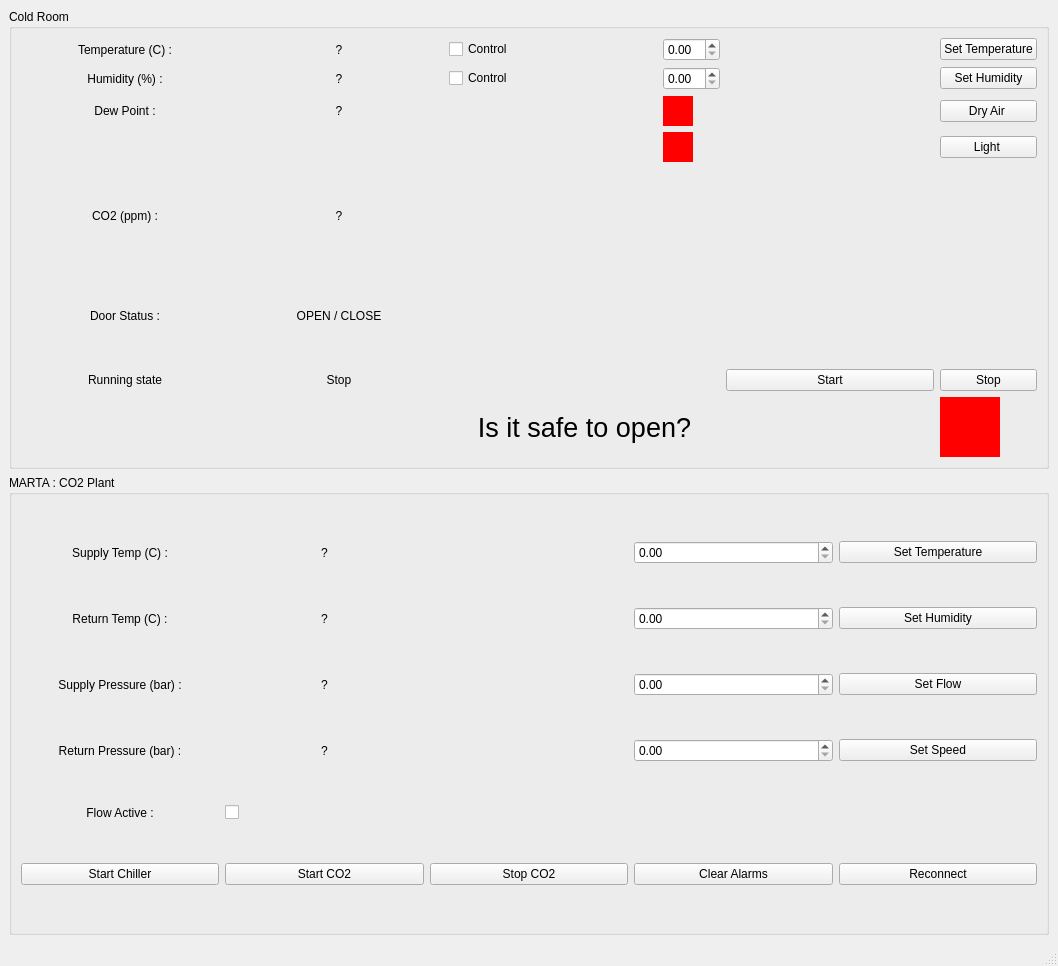
First picture: the form in MARTA_Cold_Room_TAB/marta_coldroom_tab.ui, repository pisaoutertracker/integration_mqtt_gui, before the edit.
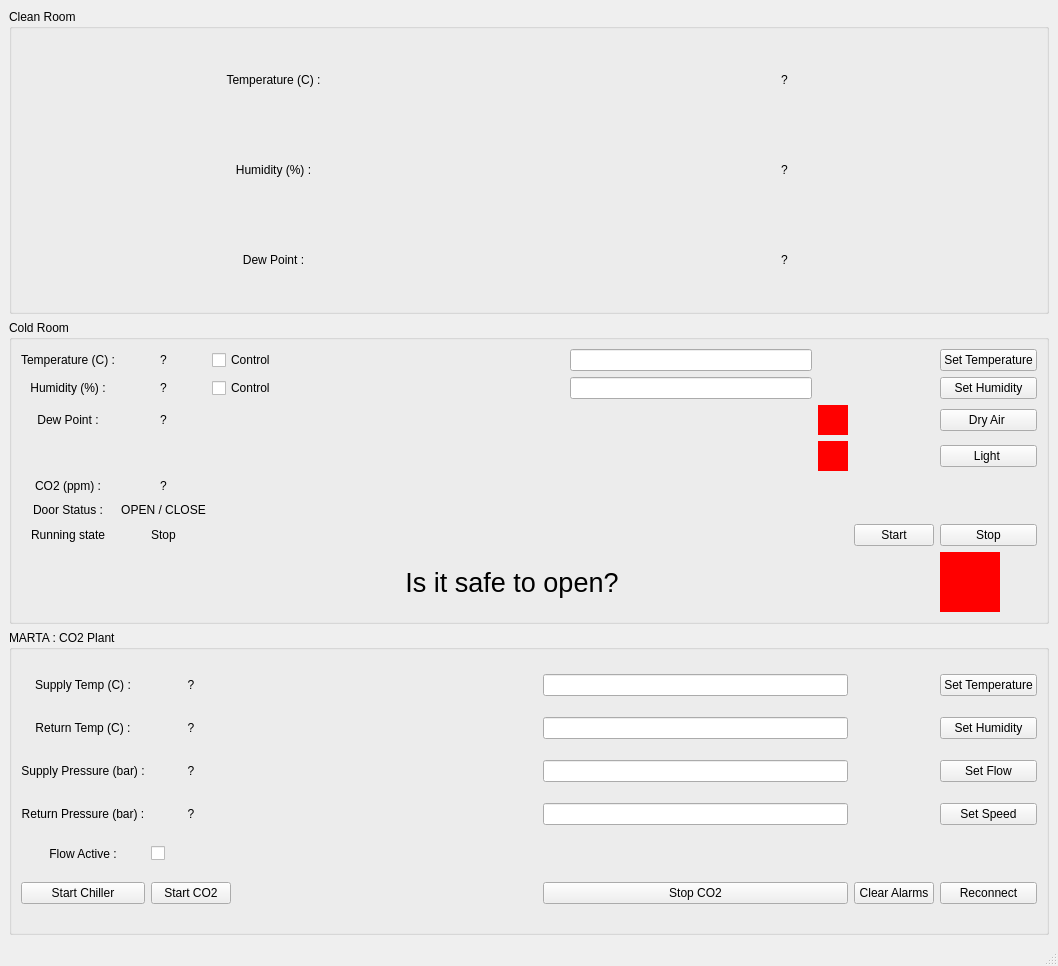
Second picture: the form after the edit.

Commit message: Added the Cleanroom Properties Also

Patch:
```diff
--- a/MARTA_Cold_Room_TAB/marta_coldroom_tab.ui
+++ b/MARTA_Cold_Room_TAB/marta_coldroom_tab.ui
@@ -16,290 +16,79 @@
   <widget class="QWidget" name="centralwidget">
    <layout class="QGridLayout" name="gridLayout_2">
     <item row="0" column="0">
-     <widget class="QGroupBox" name="groupBox_2">
+     <widget class="QGroupBox" name="groupBox">
       <property name="title">
-       <string>Cold Room</string>
+       <string>Clean Room</string>
       </property>
-      <layout class="QGridLayout" name="gridLayout">
+      <layout class="QGridLayout" name="gridLayout_5">
        <item row="0" column="0">
-        <widget class="QLabel" name="coldroom_temp_label">
-         <property name="text">
-          <string>Temperature (C) :</string>
-         </property>
-         <property name="alignment">
-          <set>Qt::AlignCenter</set>
-         </property>
-        </widget>
-       </item>
-       <item row="0" column="1">
-        <widget class="QLabel" name="coldroom_temp_value_label">
-         <property name="text">
-          <string>?</string>
-         </property>
-         <property name="alignment">
-          <set>Qt::AlignCenter</set>
-         </property>
-        </widget>
-       </item>
-       <item row="0" column="2">
-        <widget class="QCheckBox" name="coldroom_temp_ctrl_CB">
-         <property name="text">
-          <string>Control</string>
-         </property>
-         <property name="tristate">
-          <bool>false</bool>
-         </property>
-        </widget>
-       </item>
-       <item row="0" column="3">
-        <widget class="QDoubleSpinBox" name="coldroom_temp_spinbox"/>
-       </item>
-       <item row="0" column="5">
-        <widget class="QPushButton" name="coldroom_temp_set_PB">
-         <property name="text">
-          <string>Set Temperature</string>
-         </property>
-        </widget>
-       </item>
-       <item row="1" column="0">
-        <widget class="QLabel" name="coldroom_humidity_label">
-         <property name="text">
-          <string>Humidity (%) :</string>
-         </property>
-         <property name="alignment">
-          <set>Qt::AlignCenter</set>
-         </property>
-        </widget>
-       </item>
-       <item row="1" column="1">
-        <widget class="QLabel" name="coldroom_humidity_value_label">
-         <property name="text">
-          <string>?</string>
-         </property>
-         <property name="alignment">
-          <set>Qt::AlignCenter</set>
-         </property>
-        </widget>
-       </item>
-       <item row="1" column="2">
-        <widget class="QCheckBox" name="coldroom_humidity_ctrl_CB">
-         <property name="text">
-          <string>Control</string>
-         </property>
-        </widget>
-       </item>
-       <item row="1" column="3">
-        <widget class="QDoubleSpinBox" name="coldroom_humidity_spinbox"/>
-       </item>
-       <item row="1" column="5">
-        <widget class="QPushButton" name="coldroom_humidity_set_PB">
-         <property name="text">
-          <string>Set Humidity</string>
-         </property>
-        </widget>
-       </item>
-       <item row="2" column="0">
-        <widget class="QLabel" name="coldroom_dewpoint_label">
-         <property name="text">
-          <string>Dew Point :</string>
-         </property>
-         <property name="alignment">
-          <set>Qt::AlignCenter</set>
-         </property>
-        </widget>
-       </item>
-       <item row="2" column="1">
-        <widget class="QLabel" name="coldroom_dewpoint_value_label">
-         <property name="text">
-          <string>?</string>
-         </property>
-         <property name="alignment">
-          <set>Qt::AlignCenter</set>
-         </property>
-        </widget>
-       </item>
-       <item row="2" column="3">
-        <widget class="QFrame" name="dryair_LED">
-         <property name="minimumSize">
-          <size>
-           <width>30</width>
-           <height>30</height>
-          </size>
-         </property>
-         <property name="maximumSize">
-          <size>
-           <width>30</width>
-           <height>30</height>
-          </size>
-         </property>
-         <property name="styleSheet">
-          <string notr="true">background-color: red;</string>
-         </property>
-         <property name="frameShape">
-          <enum>QFrame::NoFrame</enum>
-         </property>
-         <property name="frameShadow">
-          <enum>QFrame::Raised</enum>
-         </property>
-        </widget>
-       </item>
-       <item row="2" column="5">
-        <widget class="QPushButton" name="coldroom_dry_toggle_PB">
-         <property name="text">
-          <string>Dry Air </string>
-         </property>
-        </widget>
-       </item>
-       <item row="3" column="3">
-        <widget class="QFrame" name="light_LED">
-         <property name="minimumSize">
-          <size>
-           <width>30</width>
-           <height>30</height>
-          </size>
-         </property>
-         <property name="maximumSize">
-          <size>
-           <width>30</width>
-           <height>30</height>
-          </size>
-         </property>
-         <property name="styleSheet">
-          <string notr="true">background-color: red;</string>
-         </property>
-         <property name="frameShape">
-          <enum>QFrame::NoFrame</enum>
-         </property>
-         <property name="frameShadow">
-          <enum>QFrame::Raised</enum>
-         </property>
-        </widget>
-       </item>
-       <item row="3" column="5">
-        <widget class="QPushButton" name="coldroom_light_toggle_PB">
-         <property name="text">
-          <string>Light </string>
-         </property>
-        </widget>
-       </item>
-       <item row="4" column="0">
-        <widget class="QLabel" name="coldroom_co2_label">
-         <property name="text">
-          <string>CO2 (ppm) :</string>
-         </property>
-         <property name="alignment">
-          <set>Qt::AlignCenter</set>
-         </property>
-        </widget>
-       </item>
-       <item row="4" column="1">
-        <widget class="QLabel" name="coldroom_co2_value_label">
-         <property name="text">
-          <string>?</string>
-         </property>
-         <property name="alignment">
-          <set>Qt::AlignCenter</set>
-         </property>
-        </widget>
-       </item>
-       <item row="5" column="0">
-        <widget class="QLabel" name="coldroom_door_label">
-         <property name="text">
-          <string>Door Status :</string>
-         </property>
-         <property name="alignment">
-          <set>Qt::AlignCenter</set>
-         </property>
-        </widget>
-       </item>
-       <item row="5" column="1">
-        <widget class="QLabel" name="coldroom_door_state_label">
-         <property name="text">
-          <string>OPEN / CLOSE</string>
-         </property>
-         <property name="alignment">
-          <set>Qt::AlignCenter</set>
-         </property>
-        </widget>
-       </item>
-       <item row="6" column="0">
-        <widget class="QLabel" name="coldroom_runlabel">
-         <property name="text">
-          <string>Running state</string>
-         </property>
-         <property name="alignment">
-          <set>Qt::AlignCenter</set>
-         </property>
-        </widget>
-       </item>
-       <item row="6" column="1">
-        <widget class="QLabel" name="coldroom_run_state_label">
-         <property name="text">
-          <string>Stop</string>
-         </property>
-         <property name="alignment">
-          <set>Qt::AlignCenter</set>
-         </property>
-        </widget>
-       </item>
-       <item row="6" column="4">
-        <widget class="QPushButton" name="coldroom_run_start">
-         <property name="text">
-          <string>Start</string>
-         </property>
-        </widget>
-       </item>
-       <item row="6" column="5">
-        <widget class="QPushButton" name="coldroom_run_stop">
-         <property name="text">
-          <string>Stop</string>
-         </property>
-        </widget>
-       </item>
-       <item row="7" column="2" colspan="2">
-        <widget class="QLabel" name="coldroom_runlabel_2">
-         <property name="font">
-          <font>
-           <pointsize>20</pointsize>
-          </font>
-         </property>
-         <property name="text">
-          <string>Is it safe to open?</string>
-         </property>
-         <property name="alignment">
-          <set>Qt::AlignCenter</set>
-         </property>
-        </widget>
-       </item>
-       <item row="7" column="5">
-        <widget class="QFrame" name="safe_to_open_LED">
-         <property name="minimumSize">
-          <size>
-           <width>60</width>
-           <height>60</height>
-          </size>
-         </property>
-         <property name="maximumSize">
-          <size>
-           <width>60</width>
-           <height>60</height>
-          </size>
-         </property>
-         <property name="styleSheet">
-          <string notr="true">background-color: red;</string>
-         </property>
-         <property name="frameShape">
-          <enum>QFrame::NoFrame</enum>
-         </property>
-         <property name="frameShadow">
-          <enum>QFrame::Raised</enum>
-         </property>
-        </widget>
+        <layout class="QGridLayout" name="gridLayout_4">
+         <item row="1" column="1">
+          <widget class="QLabel" name="cleanroom_humidity_value_label">
+           <property name="text">
+            <string>?</string>
+           </property>
+           <property name="alignment">
+            <set>Qt::AlignCenter</set>
+           </property>
+          </widget>
+         </item>
+         <item row="0" column="1">
+          <widget class="QLabel" name="cleanroom_temp_value_label">
+           <property name="text">
+            <string>?</string>
+           </property>
+           <property name="alignment">
+            <set>Qt::AlignCenter</set>
+           </property>
+          </widget>
+         </item>
+         <item row="2" column="1">
+          <widget class="QLabel" name="cleanroom_dewpoint_value_label">
+           <property name="text">
+            <string>?</string>
+           </property>
+           <property name="alignment">
+            <set>Qt::AlignCenter</set>
+           </property>
+          </widget>
+         </item>
+         <item row="1" column="0">
+          <widget class="QLabel" name="cleanroom_humidity_label">
+           <property name="text">
+            <string>Humidity (%) :</string>
+           </property>
+           <property name="alignment">
+            <set>Qt::AlignCenter</set>
+           </property>
+          </widget>
+         </item>
+         <item row="0" column="0">
+          <widget class="QLabel" name="cleanroom_temp_label">
+           <property name="text">
+            <string>Temperature (C) :</string>
+           </property>
+           <property name="alignment">
+            <set>Qt::AlignCenter</set>
+           </property>
+          </widget>
+         </item>
+         <item row="2" column="0">
+          <widget class="QLabel" name="cleanroom_dewpoint_label">
+           <property name="text">
+            <string>Dew Point :</string>
+           </property>
+           <property name="alignment">
+            <set>Qt::AlignCenter</set>
+           </property>
+          </widget>
+         </item>
+        </layout>
        </item>
       </layout>
      </widget>
     </item>
-    <item row="1" column="0">
+    <item row="2" column="0">
      <widget class="QGroupBox" name="groupBox_3">
       <property name="title">
        <string>MARTA : CO2 Plant</string>
@@ -325,10 +114,23 @@
          </property>
         </widget>
        </item>
+       <item row="0" column="2">
+        <spacer name="horizontalSpacer_3">
+         <property name="orientation">
+          <enum>Qt::Horizontal</enum>
+         </property>
+         <property name="sizeHint" stdset="0">
+          <size>
+           <width>40</width>
+           <height>20</height>
+          </size>
+         </property>
+        </spacer>
+       </item>
        <item row="0" column="3">
-        <widget class="QDoubleSpinBox" name="marta_temp_spinbox"/>
+        <widget class="QLineEdit" name="marta_temp_LE"/>
        </item>
-       <item row="0" column="4">
+       <item row="0" column="5">
         <widget class="QPushButton" name="marta_temp_set_PB">
          <property name="text">
           <string>Set Temperature</string>
@@ -355,10 +157,23 @@
          </property>
         </widget>
        </item>
+       <item row="1" column="2">
+        <spacer name="horizontalSpacer_4">
+         <property name="orientation">
+          <enum>Qt::Horizontal</enum>
+         </property>
+         <property name="sizeHint" stdset="0">
+          <size>
+           <width>40</width>
+           <height>20</height>
+          </size>
+         </property>
+        </spacer>
+       </item>
        <item row="1" column="3">
-        <widget class="QDoubleSpinBox" name="marta_humidity_spinbox"/>
+        <widget class="QLineEdit" name="marta_humidity_LE"/>
        </item>
-       <item row="1" column="4">
+       <item row="1" column="5">
         <widget class="QPushButton" name="marta_humidity_set_PB">
          <property name="text">
           <string>Set Humidity</string>
@@ -385,10 +200,23 @@
          </property>
         </widget>
        </item>
+       <item row="2" column="2">
+        <spacer name="horizontalSpacer_5">
+         <property name="orientation">
+          <enum>Qt::Horizontal</enum>
+         </property>
+         <property name="sizeHint" stdset="0">
+          <size>
+           <width>40</width>
+           <height>20</height>
+          </size>
+         </property>
+        </spacer>
+       </item>
        <item row="2" column="3">
-        <widget class="QDoubleSpinBox" name="marta_flow_spinbox"/>
+        <widget class="QLineEdit" name="marta_flow_LE"/>
        </item>
-       <item row="2" column="4">
+       <item row="2" column="5">
         <widget class="QPushButton" name="marta_flow_set_PB">
          <property name="text">
           <string>Set Flow</string>
@@ -415,10 +243,23 @@
          </property>
         </widget>
        </item>
+       <item row="3" column="2">
+        <spacer name="horizontalSpacer_6">
+         <property name="orientation">
+          <enum>Qt::Horizontal</enum>
+         </property>
+         <property name="sizeHint" stdset="0">
+          <size>
+           <width>40</width>
+           <height>20</height>
+          </size>
+         </property>
+        </spacer>
+       </item>
        <item row="3" column="3">
-        <widget class="QDoubleSpinBox" name="marta_speed_spinbox"/>
+        <widget class="QLineEdit" name="marta_speed_LE"/>
        </item>
-       <item row="3" column="4">
+       <item row="3" column="5">
         <widget class="QPushButton" name="marta_speed_set_PB">
          <property name="text">
           <string>Set Speed</string>
@@ -456,21 +297,21 @@
          </property>
         </widget>
        </item>
-       <item row="5" column="2">
+       <item row="5" column="3">
         <widget class="QPushButton" name="marta_co2_stop_PB">
          <property name="text">
           <string>Stop CO2</string>
          </property>
         </widget>
        </item>
-       <item row="5" column="3">
+       <item row="5" column="4">
         <widget class="QPushButton" name="marta_alarms_clear_PB">
          <property name="text">
           <string>Clear Alarms</string>
          </property>
         </widget>
        </item>
-       <item row="5" column="4">
+       <item row="5" column="5">
         <widget class="QPushButton" name="marta_reconnect_PB">
          <property name="text">
           <string>Reconnect</string>
@@ -480,6 +321,316 @@
       </layout>
      </widget>
     </item>
+    <item row="1" column="0">
+     <widget class="QGroupBox" name="groupBox_2">
+      <property name="title">
+       <string>Cold Room</string>
+      </property>
+      <layout class="QGridLayout" name="gridLayout">
+       <item row="7" column="2" colspan="3">
+        <widget class="QLabel" name="coldroom_runlabel_2">
+         <property name="font">
+          <font>
+           <pointsize>20</pointsize>
+          </font>
+         </property>
+         <property name="text">
+          <string>Is it safe to open?</string>
+         </property>
+         <property name="alignment">
+          <set>Qt::AlignCenter</set>
+         </property>
+        </widget>
+       </item>
+       <item row="6" column="7">
+        <widget class="QPushButton" name="coldroom_run_stop">
+         <property name="text">
+          <string>Stop</string>
+         </property>
+        </widget>
+       </item>
+       <item row="2" column="5">
+        <widget class="QFrame" name="dryair_LED">
+         <property name="minimumSize">
+          <size>
+           <width>30</width>
+           <height>30</height>
+          </size>
+         </property>
+         <property name="maximumSize">
+          <size>
+           <width>30</width>
+           <height>30</height>
+          </size>
+         </property>
+         <property name="styleSheet">
+          <string notr="true">background-color: red;</string>
+         </property>
+         <property name="frameShape">
+          <enum>QFrame::NoFrame</enum>
+         </property>
+         <property name="frameShadow">
+          <enum>QFrame::Raised</enum>
+         </property>
+        </widget>
+       </item>
+       <item row="1" column="2">
+        <widget class="QCheckBox" name="coldroom_humidity_ctrl_CB">
+         <property name="text">
+          <string>Control</string>
+         </property>
+        </widget>
+       </item>
+       <item row="7" column="7">
+        <widget class="QFrame" name="safe_to_open_LED">
+         <property name="minimumSize">
+          <size>
+           <width>60</width>
+           <height>60</height>
+          </size>
+         </property>
+         <property name="maximumSize">
+          <size>
+           <width>60</width>
+           <height>60</height>
+          </size>
+         </property>
+         <property name="styleSheet">
+          <string notr="true">background-color: red;</string>
+         </property>
+         <property name="frameShape">
+          <enum>QFrame::NoFrame</enum>
+         </property>
+         <property name="frameShadow">
+          <enum>QFrame::Raised</enum>
+         </property>
+        </widget>
+       </item>
+       <item row="0" column="1">
+        <widget class="QLabel" name="coldroom_temp_value_label">
+         <property name="text">
+          <string>?</string>
+         </property>
+         <property name="alignment">
+          <set>Qt::AlignCenter</set>
+         </property>
+        </widget>
+       </item>
+       <item row="5" column="0">
+        <widget class="QLabel" name="coldroom_door_label">
+         <property name="text">
+          <string>Door Status :</string>
+         </property>
+         <property name="alignment">
+          <set>Qt::AlignCenter</set>
+         </property>
+        </widget>
+       </item>
+       <item row="1" column="0">
+        <widget class="QLabel" name="coldroom_humidity_label">
+         <property name="text">
+          <string>Humidity (%) :</string>
+         </property>
+         <property name="alignment">
+          <set>Qt::AlignCenter</set>
+         </property>
+        </widget>
+       </item>
+       <item row="0" column="2">
+        <widget class="QCheckBox" name="coldroom_temp_ctrl_CB">
+         <property name="text">
+          <string>Control</string>
+         </property>
+         <property name="tristate">
+          <bool>false</bool>
+         </property>
+        </widget>
+       </item>
+       <item row="2" column="0">
+        <widget class="QLabel" name="coldroom_dewpoint_label">
+         <property name="text">
+          <string>Dew Point :</string>
+         </property>
+         <property name="alignment">
+          <set>Qt::AlignCenter</set>
+         </property>
+        </widget>
+       </item>
+       <item row="6" column="1">
+        <widget class="QLabel" name="coldroom_run_state_label">
+         <property name="text">
+          <string>Stop</string>
+         </property>
+         <property name="alignment">
+          <set>Qt::AlignCenter</set>
+         </property>
+        </widget>
+       </item>
+       <item row="1" column="3">
+        <spacer name="horizontalSpacer">
+         <property name="orientation">
+          <enum>Qt::Horizontal</enum>
+         </property>
+         <property name="sizeHint" stdset="0">
+          <size>
+           <width>282</width>
+           <height>20</height>
+          </size>
+         </property>
+        </spacer>
+       </item>
+       <item row="0" column="7">
+        <widget class="QPushButton" name="coldroom_temp_set_PB">
+         <property name="text">
+          <string>Set Temperature</string>
+         </property>
+        </widget>
+       </item>
+       <item row="6" column="0">
+        <widget class="QLabel" name="coldroom_runlabel">
+         <property name="text">
+          <string>Running state</string>
+         </property>
+         <property name="alignment">
+          <set>Qt::AlignCenter</set>
+         </property>
+        </widget>
+       </item>
+       <item row="5" column="1">
+        <widget class="QLabel" name="coldroom_door_state_label">
+         <property name="text">
+          <string>OPEN / CLOSE</string>
+         </property>
+         <property name="alignment">
+          <set>Qt::AlignCenter</set>
+         </property>
+        </widget>
+       </item>
+       <item row="1" column="1">
+        <widget class="QLabel" name="coldroom_humidity_value_label">
+         <property name="text">
+          <string>?</string>
+         </property>
+         <property name="alignment">
+          <set>Qt::AlignCenter</set>
+         </property>
+        </widget>
+       </item>
+       <item row="2" column="7">
+        <widget class="QPushButton" name="coldroom_dry_toggle_PB">
+         <property name="text">
+          <string>Dry Air </string>
+         </property>
+        </widget>
+       </item>
+       <item row="1" column="4">
+        <widget class="QLineEdit" name="coldroom_humidity_LE"/>
+       </item>
+       <item row="6" column="6">
+        <widget class="QPushButton" name="coldroom_run_start">
+         <property name="text">
+          <string>Start</string>
+         </property>
+        </widget>
+       </item>
+       <item row="0" column="3">
+        <spacer name="horizontalSpacer_2">
+         <property name="orientation">
+          <enum>Qt::Horizontal</enum>
+         </property>
+         <property name="sizeHint" stdset="0">
+          <size>
+           <width>282</width>
+           <height>20</height>
+          </size>
+         </property>
+        </spacer>
+       </item>
+       <item row="3" column="5">
+        <widget class="QFrame" name="light_LED">
+         <property name="minimumSize">
+          <size>
+           <width>30</width>
+           <height>30</height>
+          </size>
+         </property>
+         <property name="maximumSize">
+          <size>
+           <width>30</width>
+           <height>30</height>
+          </size>
+         </property>
+         <property name="styleSheet">
+          <string notr="true">background-color: red;</string>
+         </property>
+         <property name="frameShape">
+          <enum>QFrame::NoFrame</enum>
+         </property>
+         <property name="frameShadow">
+          <enum>QFrame::Raised</enum>
+         </property>
+        </widget>
+       </item>
+       <item row="0" column="0">
+        <widget class="QLabel" name="coldroom_temp_label">
+         <property name="text">
+          <string>Temperature (C) :</string>
+         </property>
+         <property name="alignment">
+          <set>Qt::AlignCenter</set>
+         </property>
+        </widget>
+       </item>
+       <item row="0" column="4">
+        <widget class="QLineEdit" name="coldroom_temp_LE"/>
+       </item>
+       <item row="2" column="1">
+        <widget class="QLabel" name="coldroom_dewpoint_value_label">
+         <property name="text">
+          <string>?</string>
+         </property>
+         <property name="alignment">
+          <set>Qt::AlignCenter</set>
+         </property>
+        </widget>
+       </item>
+       <item row="4" column="0">
+        <widget class="QLabel" name="coldroom_co2_label">
+         <property name="text">
+          <string>CO2 (ppm) :</string>
+         </property>
+         <property name="alignment">
+          <set>Qt::AlignCenter</set>
+         </property>
+        </widget>
+       </item>
+       <item row="3" column="7">
+        <widget class="QPushButton" name="coldroom_light_toggle_PB">
+         <property name="text">
+          <string>Light </string>
+         </property>
+        </widget>
+       </item>
+       <item row="1" column="7">
+        <widget class="QPushButton" name="coldroom_humidity_set_PB">
+         <property name="text">
+          <string>Set Humidity</string>
+         </property>
+        </widget>
+       </item>
+       <item row="4" column="1">
+        <widget class="QLabel" name="coldroom_co2_value_label">
+         <property name="text">
+          <string>?</string>
+         </property>
+         <property name="alignment">
+          <set>Qt::AlignCenter</set>
+         </property>
+        </widget>
+       </item>
+      </layout>
+     </widget>
+    </item>
    </layout>
   </widget>
   <widget class="QMenuBar" name="menubar">
```
Left out of the diff: 2 changed lines with no effect on the pictures. The commit also changes 19 other files.
